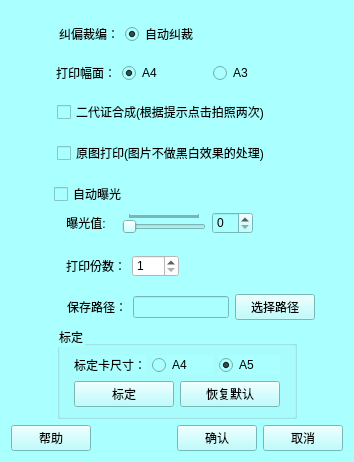
Qt form EloamPrint/PrintConfigDlg.ui (Darcy0/EloamPrint) before a commit.
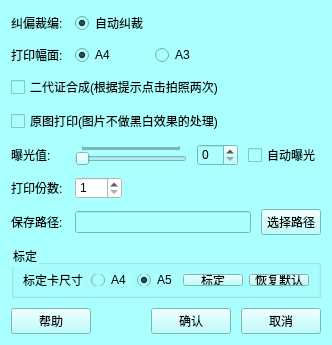
The same form after that commit. Icons and pictures are not drawn.

Patch:
```diff
--- a/EloamPrint/PrintConfigDlg.ui
+++ b/EloamPrint/PrintConfigDlg.ui
@@ -6,10 +6,16 @@
    <rect>
     <x>0</x>
     <y>0</y>
-    <width>354</width>
-    <height>462</height>
+    <width>332</width>
+    <height>345</height>
    </rect>
   </property>
+  <property name="sizePolicy">
+   <sizepolicy hsizetype="Fixed" vsizetype="Fixed">
+    <horstretch>0</horstretch>
+    <verstretch>0</verstretch>
+   </sizepolicy>
+  </property>
   <property name="minimumSize">
    <size>
     <width>300</width>
@@ -32,43 +38,32 @@
   <layout class="QGridLayout" name="gridLayout_2">
    <item row="0" column="0">
     <layout class="QVBoxLayout" name="verticalLayout_2">
+     <property name="spacing">
+      <number>10</number>
+     </property>
      <item>
-      <spacer name="verticalSpacer_3">
-       <property name="orientation">
-        <enum>Qt::Vertical</enum>
-       </property>
-       <property name="sizeHint" stdset="0">
-        <size>
-         <width>318</width>
-         <height>13</height>
-        </size>
-       </property>
-      </spacer>
-     </item>
-     <item>
-      <layout class="QHBoxLayout" name="horizontalLayout_2">
-       <item>
-        <spacer name="horizontalSpacer_4">
-         <property name="orientation">
-          <enum>Qt::Horizontal</enum>
-         </property>
-         <property name="sizeHint" stdset="0">
-          <size>
-           <width>40</width>
-           <height>20</height>
-          </size>
-         </property>
-        </spacer>
-       </item>
+      <layout class="QHBoxLayout" name="horizontalLayout">
        <item>
         <widget class="QLabel" name="label_Deskew">
+         <property name="minimumSize">
+          <size>
+           <width>54</width>
+           <height>0</height>
+          </size>
+         </property>
          <property name="text">
-          <string>纠偏裁编：</string>
+          <string>纠偏裁编:</string>
          </property>
         </widget>
        </item>
        <item>
         <widget class="QRadioButton" name="rB_Deskew">
+         <property name="minimumSize">
+          <size>
+           <width>70</width>
+           <height>0</height>
+          </size>
+         </property>
          <property name="text">
           <string>自动纠裁</string>
          </property>
@@ -81,62 +76,6 @@
         </widget>
        </item>
        <item>
-        <spacer name="horizontalSpacer_21">
-         <property name="orientation">
-          <enum>Qt::Horizontal</enum>
-         </property>
-         <property name="sizeHint" stdset="0">
-          <size>
-           <width>40</width>
-           <height>20</height>
-          </size>
-         </property>
-        </spacer>
-       </item>
-       <item>
-        <spacer name="horizontalSpacer_19">
-         <property name="orientation">
-          <enum>Qt::Horizontal</enum>
-         </property>
-         <property name="sizeHint" stdset="0">
-          <size>
-           <width>40</width>
-           <height>20</height>
-          </size>
-         </property>
-        </spacer>
-       </item>
-       <item>
-        <spacer name="horizontalSpacer_6">
-         <property name="orientation">
-          <enum>Qt::Horizontal</enum>
-         </property>
-         <property name="sizeHint" stdset="0">
-          <size>
-           <width>40</width>
-           <height>20</height>
-          </size>
-         </property>
-        </spacer>
-       </item>
-      </layout>
-     </item>
-     <item>
-      <spacer name="verticalSpacer_5">
-       <property name="orientation">
-        <enum>Qt::Vertical</enum>
-       </property>
-       <property name="sizeHint" stdset="0">
-        <size>
-         <width>318</width>
-         <height>13</height>
-        </size>
-       </property>
-      </spacer>
-     </item>
-     <item>
-      <layout class="QHBoxLayout" name="horizontalLayout">
-       <item>
         <spacer name="horizontalSpacer">
          <property name="orientation">
           <enum>Qt::Horizontal</enum>
@@ -149,15 +88,31 @@
          </property>
         </spacer>
        </item>
+      </layout>
+     </item>
+     <item>
+      <layout class="QHBoxLayout" name="horizontalLayout_2">
        <item>
         <widget class="QLabel" name="label_Size">
+         <property name="minimumSize">
+          <size>
+           <width>54</width>
+           <height>0</height>
+          </size>
+         </property>
          <property name="text">
-          <string>打印幅面：</string>
+          <string>打印幅面:</string>
          </property>
         </widget>
        </item>
        <item>
         <widget class="QRadioButton" name="rB_A4_2">
+         <property name="minimumSize">
+          <size>
+           <width>70</width>
+           <height>0</height>
+          </size>
+         </property>
          <property name="text">
           <string>A4</string>
          </property>
@@ -169,21 +124,14 @@
          </property>
         </widget>
        </item>
-       <item>
-        <spacer name="horizontalSpacer_7">
-         <property name="orientation">
-          <enum>Qt::Horizontal</enum>
-         </property>
-         <property name="sizeHint" stdset="0">
-          <size>
-           <width>40</width>
-           <height>20</height>
-          </size>
-         </property>
-        </spacer>
-       </item>
        <item>
         <widget class="QRadioButton" name="rB_A3">
+         <property name="minimumSize">
+          <size>
+           <width>70</width>
+           <height>0</height>
+          </size>
+         </property>
          <property name="text">
           <string>A3</string>
          </property>
@@ -193,20 +141,7 @@
         </widget>
        </item>
        <item>
-        <spacer name="horizontalSpacer_12">
-         <property name="orientation">
-          <enum>Qt::Horizontal</enum>
-         </property>
-         <property name="sizeHint" stdset="0">
-          <size>
-           <width>40</width>
-           <height>20</height>
-          </size>
-         </property>
-        </spacer>
-       </item>
-       <item>
-        <spacer name="horizontalSpacer_13">
+        <spacer name="horizontalSpacer_3">
          <property name="orientation">
           <enum>Qt::Horizontal</enum>
          </property>
@@ -221,33 +156,7 @@
       </layout>
      </item>
      <item>
-      <spacer name="verticalSpacer_7">
-       <property name="orientation">
-        <enum>Qt::Vertical</enum>
-       </property>
-       <property name="sizeHint" stdset="0">
-        <size>
-         <width>318</width>
-         <height>13</height>
-        </size>
-       </property>
-      </spacer>
-     </item>
-     <item>
-      <layout class="QHBoxLayout" name="horizontalLayout_4">
-       <item>
-        <spacer name="horizontalSpacer_8">
-         <property name="orientation">
-          <enum>Qt::Horizontal</enum>
-         </property>
-         <property name="sizeHint" stdset="0">
-          <size>
-           <width>40</width>
-           <height>20</height>
-          </size>
-         </property>
-        </spacer>
-       </item>
+      <layout class="QHBoxLayout" name="horizontalLayout_3">
        <item>
         <widget class="QCheckBox" name="cB_IDCard">
          <property name="minimumSize">
@@ -268,7 +177,7 @@
         </widget>
        </item>
        <item>
-        <spacer name="horizontalSpacer_11">
+        <spacer name="horizontalSpacer_4">
          <property name="orientation">
           <enum>Qt::Horizontal</enum>
          </property>
@@ -283,33 +192,7 @@
       </layout>
      </item>
      <item>
-      <spacer name="verticalSpacer_4">
-       <property name="orientation">
-        <enum>Qt::Vertical</enum>
-       </property>
-       <property name="sizeHint" stdset="0">
-        <size>
-         <width>318</width>
-         <height>13</height>
-        </size>
-       </property>
-      </spacer>
-     </item>
-     <item>
-      <layout class="QHBoxLayout" name="horizontalLayout_5">
-       <item>
-        <spacer name="horizontalSpacer_9">
-         <property name="orientation">
-          <enum>Qt::Horizontal</enum>
-         </property>
-         <property name="sizeHint" stdset="0">
-          <size>
-           <width>40</width>
-           <height>20</height>
-          </size>
-         </property>
-        </spacer>
-       </item>
+      <layout class="QHBoxLayout" name="horizontalLayout_4">
        <item>
         <widget class="QCheckBox" name="cB_Original">
          <property name="minimumSize">
@@ -330,7 +213,7 @@
         </widget>
        </item>
        <item>
-        <spacer name="horizontalSpacer_22">
+        <spacer name="horizontalSpacer_5">
          <property name="orientation">
           <enum>Qt::Horizontal</enum>
          </property>
@@ -345,249 +228,88 @@
       </layout>
      </item>
      <item>
-      <spacer name="verticalSpacer">
-       <property name="orientation">
-        <enum>Qt::Vertical</enum>
-       </property>
-       <property name="sizeHint" stdset="0">
-        <size>
-         <width>318</width>
-         <height>13</height>
-        </size>
-       </property>
-      </spacer>
-     </item>
-     <item>
-      <layout class="QVBoxLayout" name="verticalLayout">
+      <layout class="QHBoxLayout" name="horizontalLayout_6">
        <item>
-        <layout class="QHBoxLayout" name="horizontalLayout_12">
-         <item>
-          <spacer name="horizontalSpacer_14">
-           <property name="orientation">
-            <enum>Qt::Horizontal</enum>
-           </property>
-           <property name="sizeHint" stdset="0">
-            <size>
-             <width>40</width>
-             <height>20</height>
-            </size>
-           </property>
-          </spacer>
-         </item>
-         <item>
-          <widget class="QCheckBox" name="cB_AutoExposure">
-           <property name="text">
-            <string>自动曝光</string>
-           </property>
-          </widget>
-         </item>
-         <item>
-          <spacer name="horizontalSpacer_33">
-           <property name="orientation">
-            <enum>Qt::Horizontal</enum>
-           </property>
-           <property name="sizeHint" stdset="0">
-            <size>
-             <width>40</width>
-             <height>20</height>
-            </size>
-           </property>
-          </spacer>
-         </item>
-         <item>
-          <spacer name="horizontalSpacer_29">
-           <property name="orientation">
-            <enum>Qt::Horizontal</enum>
-           </property>
-           <property name="sizeHint" stdset="0">
-            <size>
-             <width>40</width>
-             <height>20</height>
-            </size>
-           </property>
-          </spacer>
-         </item>
-         <item>
-          <spacer name="horizontalSpacer_28">
-           <property name="orientation">
-            <enum>Qt::Horizontal</enum>
-           </property>
-           <property name="sizeHint" stdset="0">
-            <size>
-             <width>40</width>
-             <height>20</height>
-            </size>
-           </property>
-          </spacer>
-         </item>
-         <item>
-          <spacer name="horizontalSpacer_27">
-           <property name="orientation">
-            <enum>Qt::Horizontal</enum>
-           </property>
-           <property name="sizeHint" stdset="0">
-            <size>
-             <width>40</width>
-             <height>20</height>
-            </size>
-           </property>
-          </spacer>
-         </item>
-         <item>
-          <spacer name="horizontalSpacer_17">
-           <property name="orientation">
-            <enum>Qt::Horizontal</enum>
-           </property>
-           <property name="sizeHint" stdset="0">
-            <size>
-             <width>40</width>
-             <height>20</height>
-            </size>
-           </property>
-          </spacer>
-         </item>
-        </layout>
+        <widget class="QLabel" name="label_ExposureValue">
+         <property name="minimumSize">
+          <size>
+           <width>54</width>
+           <height>0</height>
+          </size>
+         </property>
+         <property name="text">
+          <string>曝光值:</string>
+         </property>
+        </widget>
        </item>
        <item>
-        <layout class="QHBoxLayout" name="horizontalLayout_11">
-         <item>
-          <spacer name="horizontalSpacer_26">
-           <property name="orientation">
-            <enum>Qt::Horizontal</enum>
-           </property>
-           <property name="sizeHint" stdset="0">
-            <size>
-             <width>40</width>
-             <height>20</height>
-            </size>
-           </property>
-          </spacer>
-         </item>
-         <item>
-          <widget class="QLabel" name="label_ExposureValue">
-           <property name="minimumSize">
-            <size>
-             <width>60</width>
-             <height>0</height>
-            </size>
-           </property>
-           <property name="text">
-            <string>曝光值:</string>
-           </property>
-           <property name="alignment">
-            <set>Qt::AlignCenter</set>
-           </property>
-          </widget>
-         </item>
-         <item>
-          <widget class="QSlider" name="Slider_Exposure">
-           <property name="maximum">
-            <number>99</number>
-           </property>
-           <property name="pageStep">
-            <number>1</number>
-           </property>
-           <property name="value">
-            <number>0</number>
-           </property>
-           <property name="orientation">
-            <enum>Qt::Horizontal</enum>
-           </property>
-           <property name="tickPosition">
-            <enum>QSlider::TicksAbove</enum>
-           </property>
-           <property name="tickInterval">
-            <number>1</number>
-           </property>
-          </widget>
-         </item>
-         <item>
-          <widget class="QSpinBox" name="spinBox_exposure">
-           <property name="wrapping">
-            <bool>false</bool>
-           </property>
-           <property name="frame">
-            <bool>true</bool>
-           </property>
-           <property name="maximum">
-            <number>99</number>
-           </property>
-           <property name="value">
-            <number>0</number>
-           </property>
-           <property name="displayIntegerBase">
-            <number>10</number>
-           </property>
-          </widget>
-         </item>
-         <item>
-          <spacer name="horizontalSpacer_31">
-           <property name="orientation">
-            <enum>Qt::Horizontal</enum>
-           </property>
-           <property name="sizeHint" stdset="0">
-            <size>
-             <width>40</width>
-             <height>20</height>
-            </size>
-           </property>
-          </spacer>
-         </item>
-         <item>
-          <spacer name="horizontalSpacer_25">
-           <property name="orientation">
-            <enum>Qt::Horizontal</enum>
-           </property>
-           <property name="sizeHint" stdset="0">
-            <size>
-             <width>40</width>
-             <height>20</height>
-            </size>
-           </property>
-          </spacer>
-         </item>
-        </layout>
-       </item>
-      </layout>
-     </item>
-     <item>
-      <spacer name="verticalSpacer_2">
-       <property name="orientation">
-        <enum>Qt::Vertical</enum>
-       </property>
-       <property name="sizeHint" stdset="0">
-        <size>
-         <width>322</width>
-         <height>17</height>
-        </size>
-       </property>
-      </spacer>
-     </item>
-     <item>
-      <layout class="QHBoxLayout" name="horizontalLayout_3">
-       <item>
-        <spacer name="horizontalSpacer_16">
+        <widget class="QSlider" name="Slider_Exposure">
+         <property name="maximum">
+          <number>99</number>
+         </property>
+         <property name="pageStep">
+          <number>1</number>
+         </property>
+         <property name="value">
+          <number>0</number>
+         </property>
          <property name="orientation">
           <enum>Qt::Horizontal</enum>
          </property>
-         <property name="sizeHint" stdset="0">
-          <size>
-           <width>40</width>
-           <height>20</height>
-          </size>
+         <property name="tickPosition">
+          <enum>QSlider::TicksAbove</enum>
          </property>
-        </spacer>
+         <property name="tickInterval">
+          <number>1</number>
+         </property>
+        </widget>
        </item>
+       <item>
+        <widget class="QSpinBox" name="spinBox_exposure">
+         <property name="wrapping">
+          <bool>false</bool>
+         </property>
+         <property name="frame">
+          <bool>true</bool>
+         </property>
+         <property name="maximum">
+          <number>99</number>
+         </property>
+         <property name="value">
+          <number>0</number>
+         </property>
+         <property name="displayIntegerBase">
+          <number>10</number>
+         </property>
+        </widget>
+       </item>
+       <item>
+        <widget class="QCheckBox" name="cB_AutoExposure">
+         <property name="text">
+          <string>自动曝光</string>
+         </property>
+        </widget>
+       </item>
+      </layout>
+     </item>
+     <item>
+      <layout class="QHBoxLayout" name="horizontalLayout_8">
        <item>
         <widget class="QLabel" name="label_PrintNum">
          <property name="enabled">
           <bool>true</bool>
          </property>
+         <property name="minimumSize">
+          <size>
+           <width>54</width>
+           <height>0</height>
+          </size>
+         </property>
          <property name="styleSheet">
           <string notr="true"/>
          </property>
          <property name="text">
-          <string>&lt;html&gt;&lt;head/&gt;&lt;body&gt;&lt;p&gt;打印份数：&lt;/p&gt;&lt;/body&gt;&lt;/html&gt;</string>
+          <string>打印份数:</string>
          </property>
         </widget>
        </item>
@@ -608,33 +330,7 @@
         </widget>
        </item>
        <item>
-        <spacer name="horizontalSpacer_24">
-         <property name="orientation">
-          <enum>Qt::Horizontal</enum>
-         </property>
-         <property name="sizeHint" stdset="0">
-          <size>
-           <width>40</width>
-           <height>20</height>
-          </size>
-         </property>
-        </spacer>
-       </item>
-       <item>
-        <spacer name="horizontalSpacer_23">
-         <property name="orientation">
-          <enum>Qt::Horizontal</enum>
-         </property>
-         <property name="sizeHint" stdset="0">
-          <size>
-           <width>40</width>
-           <height>20</height>
-          </size>
-         </property>
-        </spacer>
-       </item>
-       <item>
-        <spacer name="horizontalSpacer_15">
+        <spacer name="horizontalSpacer_8">
          <property name="orientation">
           <enum>Qt::Horizontal</enum>
          </property>
@@ -648,51 +344,18 @@
        </item>
       </layout>
      </item>
-     <item>
-      <spacer name="verticalSpacer_8">
-       <property name="orientation">
-        <enum>Qt::Vertical</enum>
-       </property>
-       <property name="sizeHint" stdset="0">
-        <size>
-         <width>318</width>
-         <height>13</height>
-        </size>
-       </property>
-      </spacer>
-     </item>
      <item>
       <layout class="QHBoxLayout" name="horizontalLayout_10">
-       <item>
-        <spacer name="horizontalSpacer_3">
-         <property name="orientation">
-          <enum>Qt::Horizontal</enum>
-         </property>
-         <property name="sizeHint" stdset="0">
-          <size>
-           <width>40</width>
-           <height>20</height>
-          </size>
-         </property>
-        </spacer>
-       </item>
-       <item>
-        <spacer name="horizontalSpacer_10">
-         <property name="orientation">
-          <enum>Qt::Horizontal</enum>
-         </property>
-         <property name="sizeHint" stdset="0">
-          <size>
-           <width>40</width>
-           <height>20</height>
-          </size>
-         </property>
-        </spacer>
-       </item>
        <item>
         <widget class="QLabel" name="label_SavePath">
+         <property name="minimumSize">
+          <size>
+           <width>54</width>
+           <height>0</height>
+          </size>
+         </property>
          <property name="text">
-          <string>保存路径：</string>
+          <string>保存路径:</string>
          </property>
         </widget>
        </item>
@@ -701,55 +364,41 @@
        </item>
        <item>
         <widget class="QPushButton" name="pB_SelectSavePath">
+         <property name="minimumSize">
+          <size>
+           <width>60</width>
+           <height>0</height>
+          </size>
+         </property>
+         <property name="maximumSize">
+          <size>
+           <width>60</width>
+           <height>16777215</height>
+          </size>
+         </property>
          <property name="text">
           <string>选择路径</string>
          </property>
         </widget>
        </item>
-       <item>
-        <spacer name="horizontalSpacer_5">
-         <property name="orientation">
-          <enum>Qt::Horizontal</enum>
-         </property>
-         <property name="sizeHint" stdset="0">
-          <size>
-           <width>40</width>
-           <height>20</height>
-          </size>
-         </property>
-        </spacer>
-       </item>
       </layout>
      </item>
      <item>
-      <layout class="QHBoxLayout" name="horizontalLayout_8">
-       <item>
-        <spacer name="horizontalSpacer_20">
-         <property name="orientation">
-          <enum>Qt::Horizontal</enum>
-         </property>
-         <property name="sizeHint" stdset="0">
-          <size>
-           <width>40</width>
-           <height>20</height>
-          </size>
-         </property>
-        </spacer>
-       </item>
-       <item>
-        <widget class="QGroupBox" name="groupBox_Standardization">
-         <property name="minimumSize">
-          <size>
-           <width>240</width>
-           <height>0</height>
-          </size>
-         </property>
-         <property name="title">
-          <string>标定</string>
-         </property>
-         <layout class="QGridLayout" name="gridLayout">
-          <item row="0" column="0">
-           <layout class="QHBoxLayout" name="horizontalLayout_6">
+      <widget class="QGroupBox" name="groupBox_Standardization">
+       <property name="minimumSize">
+        <size>
+         <width>240</width>
+         <height>0</height>
+        </size>
+       </property>
+       <property name="title">
+        <string>标定</string>
+       </property>
+       <layout class="QGridLayout" name="gridLayout">
+        <item row="0" column="0">
+         <layout class="QHBoxLayout" name="horizontalLayout_11">
+          <item>
+           <layout class="QHBoxLayout" name="horizontalLayout_5">
             <item>
              <widget class="QLabel" name="label_StandardSize">
               <property name="text">
@@ -779,19 +428,19 @@
             </item>
            </layout>
           </item>
-          <item row="1" column="0">
+          <item>
            <layout class="QHBoxLayout" name="horizontalLayout_7">
             <item>
              <widget class="QPushButton" name="pB_CheckDPI">
               <property name="minimumSize">
                <size>
-                <width>100</width>
+                <width>60</width>
                 <height>0</height>
                </size>
               </property>
               <property name="maximumSize">
                <size>
-                <width>80</width>
+                <width>60</width>
                 <height>16777215</height>
                </size>
               </property>
@@ -804,13 +453,13 @@
              <widget class="QPushButton" name="pB_Restore">
               <property name="minimumSize">
                <size>
-                <width>100</width>
+                <width>60</width>
                 <height>0</height>
                </size>
               </property>
               <property name="maximumSize">
                <size>
-                <width>80</width>
+                <width>60</width>
                 <height>16777215</height>
                </size>
               </property>
@@ -822,22 +471,9 @@
            </layout>
           </item>
          </layout>
-        </widget>
-       </item>
-       <item>
-        <spacer name="horizontalSpacer_18">
-         <property name="orientation">
-          <enum>Qt::Horizontal</enum>
-         </property>
-         <property name="sizeHint" stdset="0">
-          <size>
-           <width>40</width>
-           <height>20</height>
-          </size>
-         </property>
-        </spacer>
-       </item>
-      </layout>
+        </item>
+       </layout>
+      </widget>
      </item>
      <item>
       <layout class="QHBoxLayout" name="horizontalLayout_9">
```
